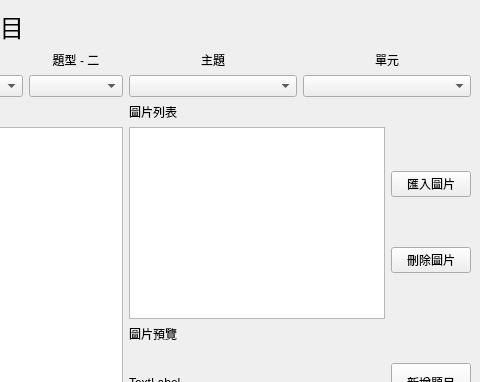
Above: view/UI/Add_Edit_Question_UI.ui from allen880612/Question-Database-System before the change; both pictures show x 480 to 960 and y 0 to 382 of the 960 by 480 pixel window. Below: the same form after it.
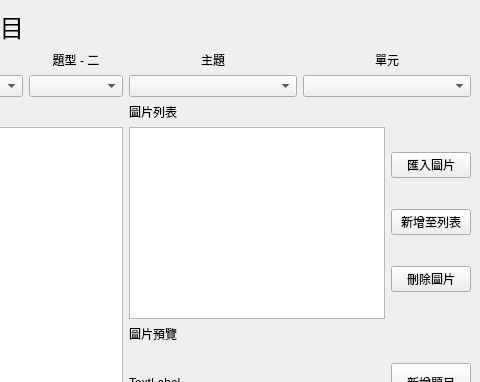
That is the form after the change.

Commit message: QDS Ver 0.3.0 新增題目 -> 新增圖片

```diff
--- a/view/UI/Add_Edit_Question_UI.ui
+++ b/view/UI/Add_Edit_Question_UI.ui
@@ -90,6 +90,13 @@
               </property>
              </widget>
             </item>
+            <item>
+             <widget class="QPushButton" name="button_addToList_image">
+              <property name="text">
+               <string>新增至列表</string>
+              </property>
+             </widget>
+            </item>
             <item>
              <widget class="QPushButton" name="button_delete_image">
               <property name="text">
```
The commit also changes 21 other files.
